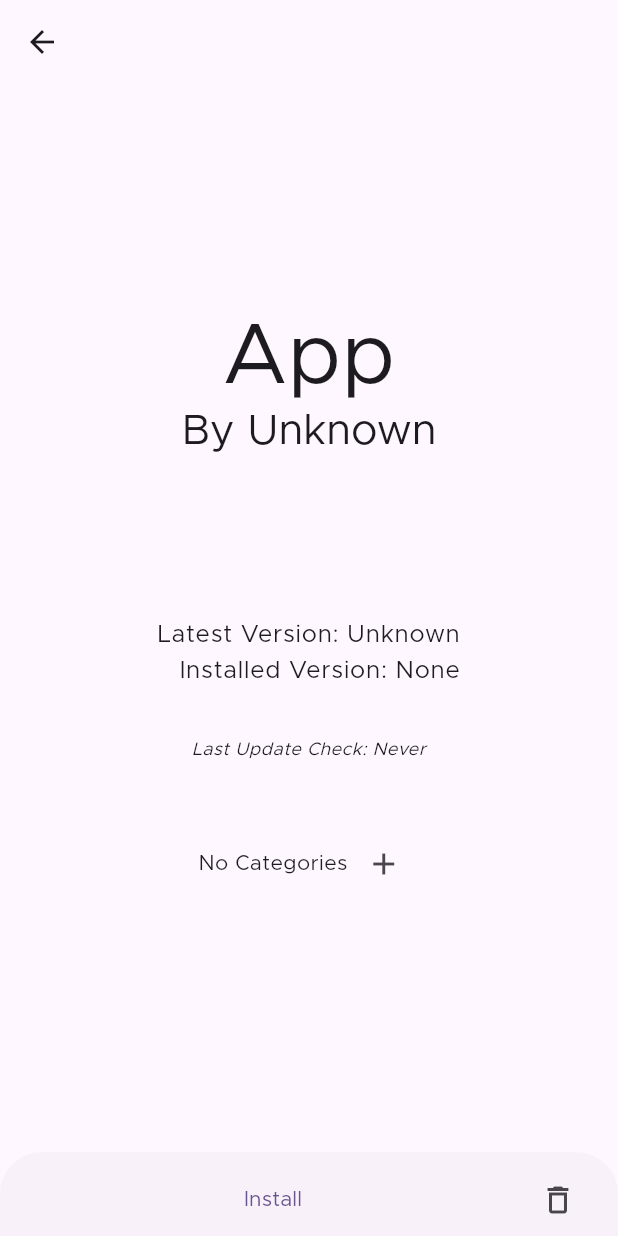
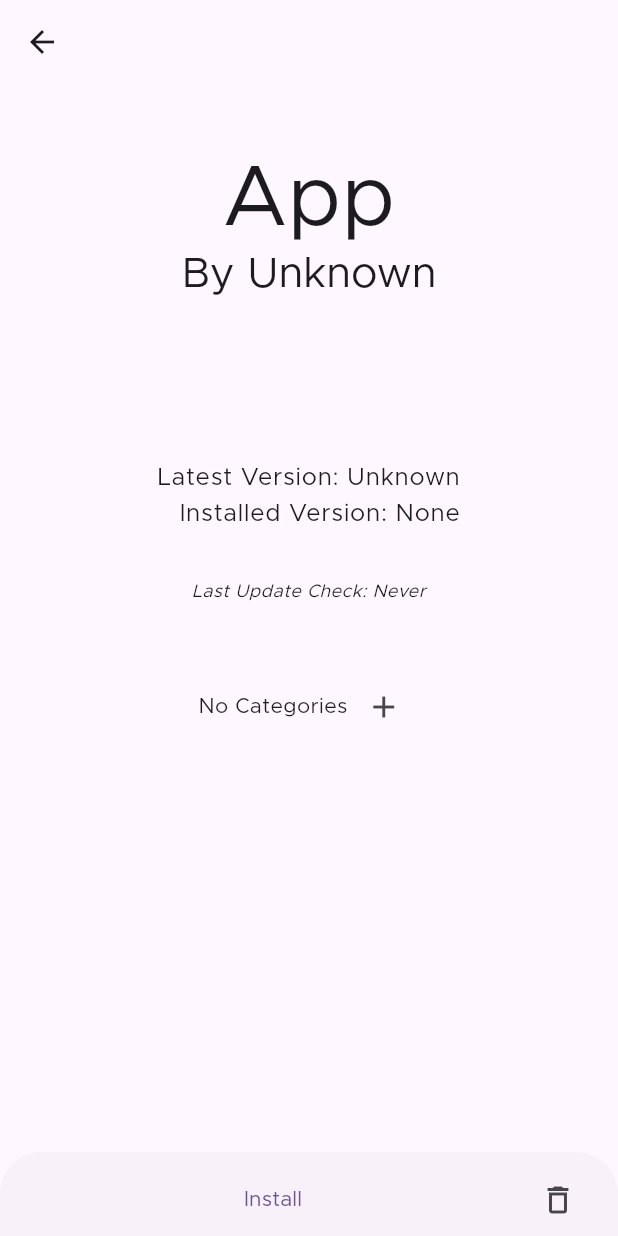
Before and after one commit to ownerroc/ObtainRoc, a Flutter app: the AppPage screen opened directly with empty values, on a phone screen of 412 x 824 dp. Run offline on Flutter 3.47's test engine with Material 2 defaults, Android fonts, the phone set to English and light mode, and no system bars; drawn by our look-alikes of dynamic_color; our stand-ins replace connectivity_plus, device_info_plus, easy_localization, file_picker, flutter_local_notifications, flutter_markdown and 6 more; missing offline and left inert: android_alarm_manager_plus, android_intent_plus, android_package_installer, android_package_manager, flutter_archive, flutter_fgbg and 3 more; accounts and stored records are empty.

Commit message:
Reduce top padding as we no longer need it

```diff
--- a/lib/pages/app.dart
+++ b/lib/pages/app.dart
@@ -152,7 +152,7 @@ class _AppPageState extends State<AppPage> {
           mainAxisAlignment: MainAxisAlignment.center,
           crossAxisAlignment: CrossAxisAlignment.stretch,
           children: [
-            const SizedBox(height: 125),
+            const SizedBox(height: 20),
             app?.icon != null
                 ? Row(mainAxisAlignment: MainAxisAlignment.center, children: [
                     Image.memory(
```
